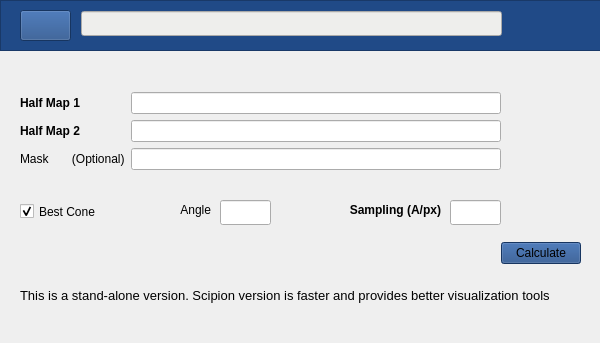
Qt form GUI/mainwindow_v0.ui (Vilax/FSO) before a commit.
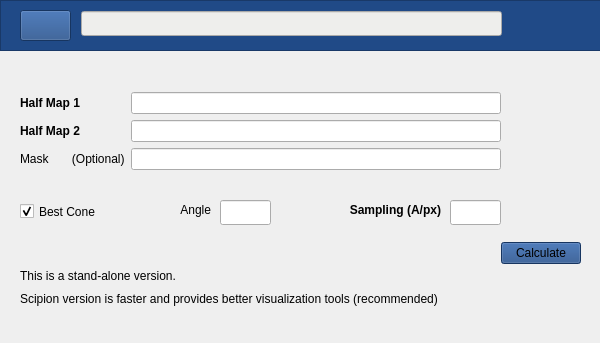
The same form after that commit. Icons and pictures are not drawn.

Commit message: polar plot fixed

The edit to the form file:
```diff
--- a/GUI/mainwindow_v0.ui
+++ b/GUI/mainwindow_v0.ui
@@ -703,18 +703,36 @@
     <property name="geometry">
      <rect>
       <x>20</x>
-      <y>280</y>
+      <y>260</y>
       <width>561</width>
       <height>31</height>
      </rect>
     </property>
     <property name="font">
      <font>
-      <pointsize>10</pointsize>
+      <pointsize>9</pointsize>
      </font>
     </property>
     <property name="text">
-     <string>This is a stand-alone version. Scipion version is faster and provides better visualization tools</string>
+     <string>This is a stand-alone version.</string>
+    </property>
+   </widget>
+   <widget class="QLabel" name="label_2">
+    <property name="geometry">
+     <rect>
+      <x>20</x>
+      <y>290</y>
+      <width>501</width>
+      <height>17</height>
+     </rect>
+    </property>
+    <property name="font">
+     <font>
+      <pointsize>9</pointsize>
+     </font>
+    </property>
+    <property name="text">
+     <string>Scipion version is faster and provides better visualization tools (recommended)</string>
     </property>
    </widget>
   </widget>
```
The commit also changes 1 other file.
